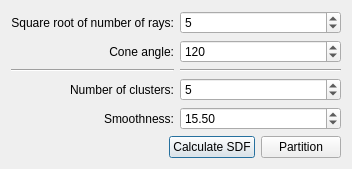
First picture: the form in Polyhedron/demo/Polyhedron/Mesh_segmentation_dialog.ui, repository CGAL/cgal, before the edit.
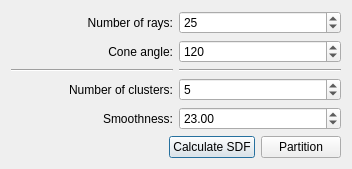
Second picture: the form after the edit.

Commit message: changes on plug-in (according to latest changes on API)

```diff
--- a/Polyhedron/demo/Polyhedron/Mesh_segmentation_dialog.ui
+++ b/Polyhedron/demo/Polyhedron/Mesh_segmentation_dialog.ui
@@ -18,7 +18,7 @@
      <item row="0" column="0" >
       <widget class="QLabel" name="Number_of_rays_label" >
        <property name="text" >
-        <string>Square root of number of rays:</string>
+        <string>Number of rays:</string>
        </property>
        <property name="alignment" >
         <set>Qt::AlignRight|Qt::AlignTrailing|Qt::AlignVCenter</set>
@@ -28,7 +28,7 @@
      <item row="0" column="1" >
       <widget class="QSpinBox" name="Number_of_rays_spin_box" >
        <property name="value" >
-        <number>5</number>
+        <number>25</number>
        </property>
       </widget>
      </item>
@@ -85,7 +85,7 @@
         <double>0.500000000000000</double>
        </property>
        <property name="value" >
-        <double>15.500000000000000</double>
+        <double>23.000000000000000</double>
        </property>
       </widget>
      </item>
```
The commit also changes 2 other files.
